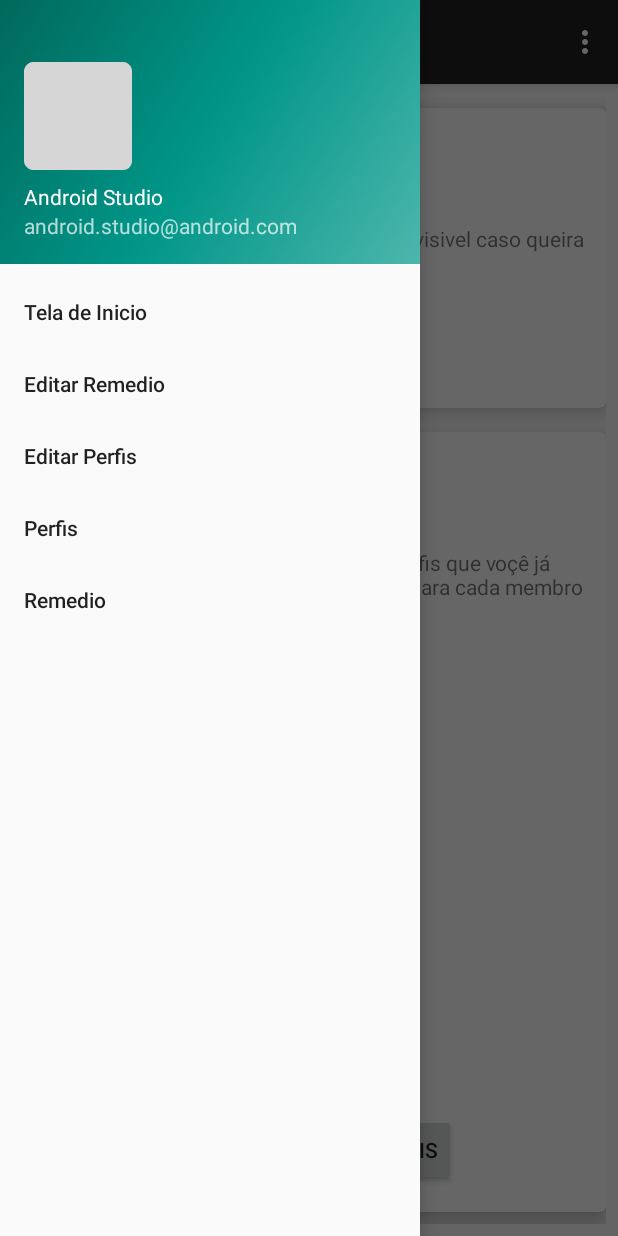
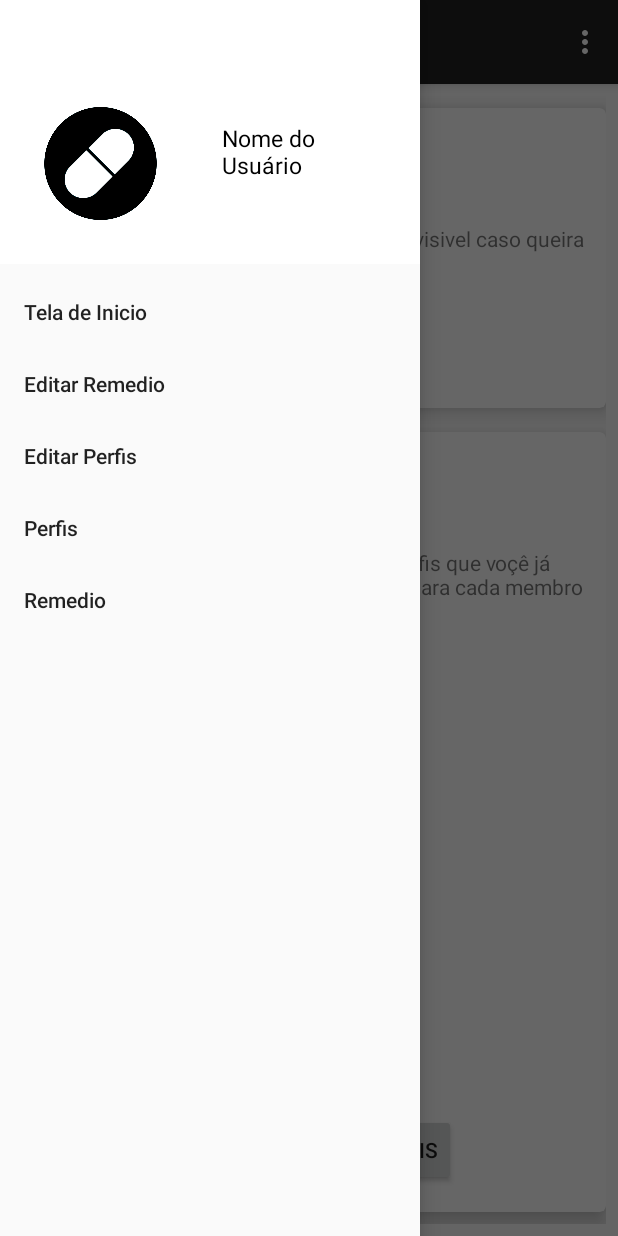
Before and after one commit to Nabucodono5or/Remedio, an Android app: the screen it shows after launch (MenuActivity), with the side drawer open, on a phone screen of 412 x 824 dp. Run offline under Robolectric (Android 15) with nearby library versions, the light colour scheme and no system bars.

Commit message:
Organizado status do codigo atual.

```diff
--- a/app/src/main/java/com/example/matteotognon/remedio/MenuPerfis.java
+++ b/app/src/main/java/com/example/matteotognon/remedio/MenuPerfis.java
@@ -35,4 +35,8 @@
         recyclerView.setAdapter(adapter);
         return myView;
     }
+
+    public void recuperarPerfis(){
+        //carregar lista de arquivos em dois arrays(um de perfis e outro de String)
+    }
 }
--- a/app/src/main/res/layout/nav_header_menu.xml
+++ b/app/src/main/res/layout/nav_header_menu.xml
@@ -1,9 +1,9 @@
 <?xml version="1.0" encoding="utf-8"?>
-<LinearLayout xmlns:android="http://schemas.android.com/apk/res/android"
+<RelativeLayout xmlns:android="http://schemas.android.com/apk/res/android"
     xmlns:app="http://schemas.android.com/apk/res-auto"
     android:layout_width="match_parent"
     android:layout_height="@dimen/nav_header_height"
-    android:background="@drawable/side_nav_bar"
+    android:background="#FFFFFF"
     android:gravity="bottom"
     android:orientation="vertical"
     android:paddingBottom="@dimen/activity_vertical_margin"
@@ -14,22 +14,27 @@
 
     <ImageView
         android:id="@+id/imageView"
+        android:layout_width="75dp"
+        android:layout_height="75dp"
+        android:layout_alignParentBottom="true"
+        android:layout_alignParentLeft="true"
+        android:layout_alignParentStart="true"
+        android:layout_marginBottom="13dp"
+        android:layout_marginLeft="13dp"
+        android:layout_marginStart="13dp"
+        app:srcCompat="@drawable/pilula" />
+
+    <TextView
+        android:id="@+id/textView5"
         android:layout_width="wrap_content"
         android:layout_height="wrap_content"
-        android:paddingTop="@dimen/nav_header_vertical_spacing"
-        app:srcCompat="@mipmap/ic_launcher_round" />
-
-    <TextView
-        android:layout_width="match_parent"
-        android:layout_height="wrap_content"
-        android:paddingTop="@dimen/nav_header_vertical_spacing"
-        android:text="Android Studio"
-        android:textAppearance="@style/TextAppearance.AppCompat.Body1" />
-
-    <TextView
-        android:id="@+id/textView"
-        android:layout_width="wrap_content"
-        android:layout_height="wrap_content"
-        android:text="android.studio@android.com" />
-
-</LinearLayout>
+        android:layout_alignBottom="@+id/imageView"
+        android:layout_marginBottom="26dp"
+        android:layout_marginLeft="43dp"
+        android:layout_marginStart="43dp"
+        android:layout_toEndOf="@+id/imageView"
+        android:layout_toRightOf="@+id/imageView"
+        android:text="Nome do Usuário"
+        android:textColor="#000000"
+        android:textSize="15dp" />
+</RelativeLayout>
--- a/app/src/main/res/mipmap-anydpi-v26/ic_launcher.xml
+++ b/app/src/main/res/mipmap-anydpi-v26/ic_launcher.xml
@@ -1,5 +1,5 @@
 <?xml version="1.0" encoding="utf-8"?>
 <adaptive-icon xmlns:android="http://schemas.android.com/apk/res/android">
     <background android:drawable="@drawable/ic_launcher_background" />
-    <foreground android:drawable="@drawable/ic_launcher_foreground" />
+    <foreground android:drawable="@drawable/pilula" />
 </adaptive-icon>
--- a/app/src/main/res/mipmap-anydpi-v26/ic_launcher_round.xml
+++ b/app/src/main/res/mipmap-anydpi-v26/ic_launcher_round.xml
@@ -1,5 +1,5 @@
 <?xml version="1.0" encoding="utf-8"?>
 <adaptive-icon xmlns:android="http://schemas.android.com/apk/res/android">
     <background android:drawable="@drawable/ic_launcher_background" />
-    <foreground android:drawable="@drawable/ic_launcher_foreground" />
+    <foreground android:drawable="@drawable/ic_action_name" />
 </adaptive-icon>
```
Also changed, not shown: app/src/main/res/drawable/pilula.jpg (added).
